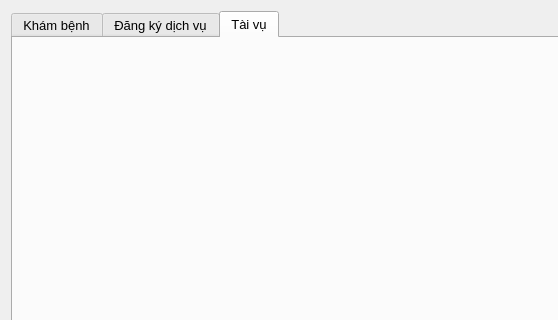
Above: src/app/ui/MainWindow.ui from Kiritokun0909/bvgd_project before the change; both pictures show x 0 to 558 and y 0 to 320 of the 1366 by 768 pixel window. Below: the same form after it.
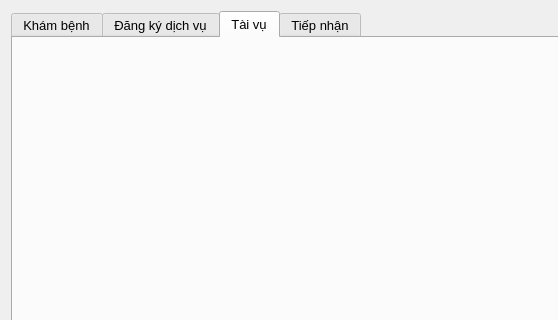
That is the form after the change.

```diff
--- a/src/app/ui/MainWindow.ui
+++ b/src/app/ui/MainWindow.ui
@@ -48,6 +48,11 @@
        <string>Tài vụ</string>
       </attribute>
      </widget>
+     <widget class="QWidget" name="tab_tiep_nhan">
+      <attribute name="title">
+       <string>Tiếp nhận</string>
+      </attribute>
+     </widget>
     </widget>
    </item>
   </layout>
```
